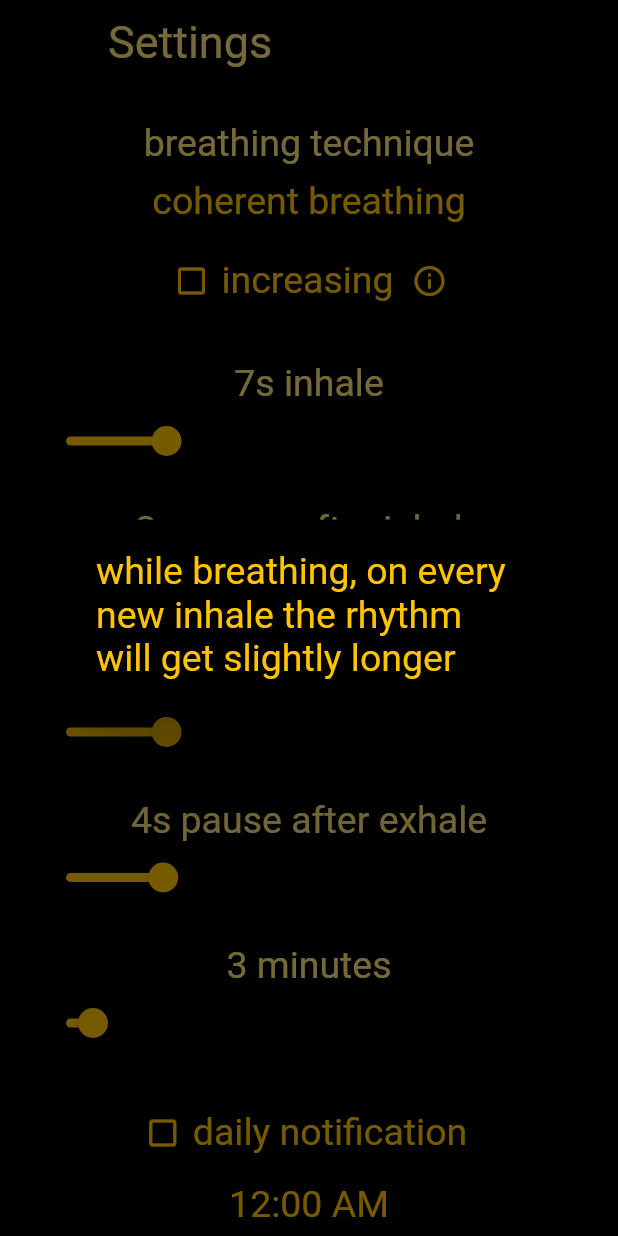
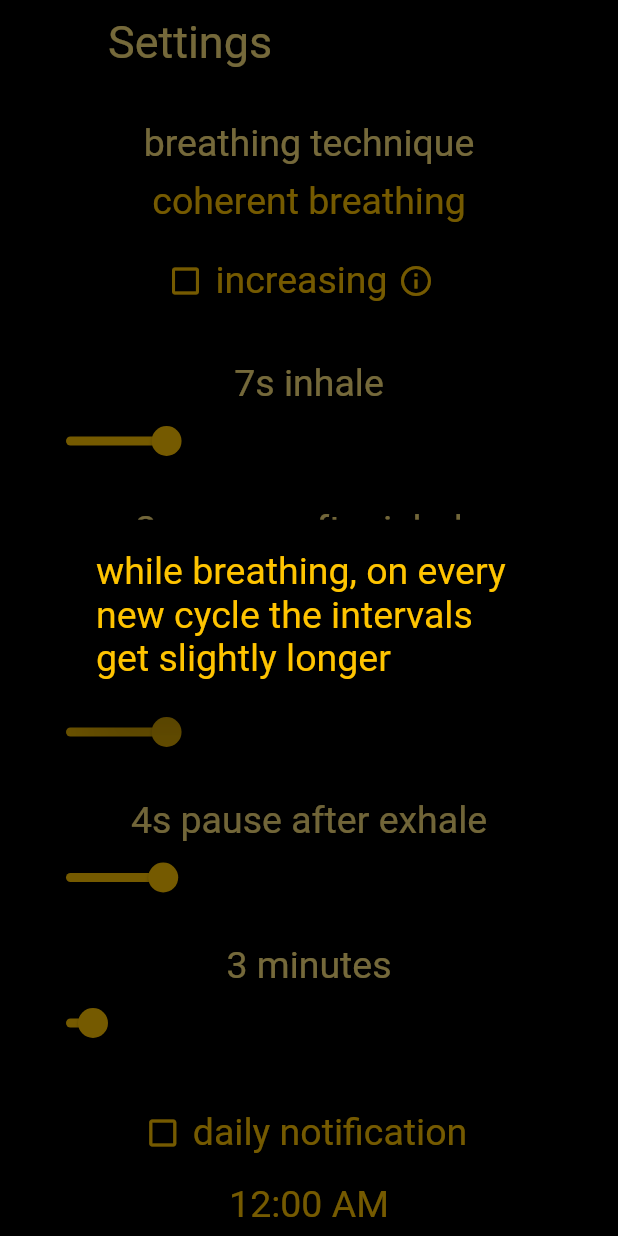
Before and after one commit to geekmiester/breathe, a Flutter app: the Settings screen opened directly, after a tap on the "info outline" icon, on a phone screen of 412 x 824 dp. Run offline on Flutter 3.47's test engine with Material 2 defaults, Android fonts, the phone set to English and light mode, and no system bars; our stand-ins replace audioplayers, flushbar, flutter_local_notifications, shared_preferences; accounts and stored records are empty.

Commit message:
improve: inhale sound, increasing intervals, optics and code

```diff
--- a/lib/breathe.dart
+++ b/lib/breathe.dart
@@ -39,6 +39,7 @@ class _Breathe extends State<BreatheState> {
           else
             circleSize = circleSize + 0.01;
         });
+
         if (circleSize >= maxCircleSize) {
           inhale = false;
           sound(pauseSound);
@@ -46,6 +47,7 @@ class _Breathe extends State<BreatheState> {
               Duration(milliseconds: (breatheInhalePause * 1000).toInt()));
           sound(exhaleSound);
         }
+
         await pause(Duration(milliseconds: (breatheInhaleTime * 10).toInt()));
       } else {
         setState(() {
@@ -58,6 +60,7 @@ class _Breathe extends State<BreatheState> {
           else
             circleSize = circleSize - 0.01;
         });
+
         if (circleSize <= minCircleSize) {
           inhale = true;
           breathCount++;
@@ -69,12 +72,14 @@ class _Breathe extends State<BreatheState> {
             sound(endSound);
             run = false;
           }
+
           if (run) {
             sound(pauseSound);
             await pause(
                 Duration(milliseconds: (breatheExhalePause * 1000).toInt()));
             sound(inhaleSound);
           }
+
           if (increasing) {
             breatheInhaleTime = breatheInhaleTime + inhaleTime * increaseFactor;
             breatheInhalePause =
--- a/lib/settings.dart
+++ b/lib/settings.dart
@@ -202,9 +202,9 @@ class _Settings extends State<SettingsState> {
                         color: increasingButtonColor),
                   ),
                   Container(
-                    width: 30,
+                    width: 38,
                     child: FlatButton(
-                      padding: EdgeInsets.only(left: 12),
+                      padding: EdgeInsets.symmetric(vertical: 8),
                       onPressed: () {
                         showDialog(
                             context: context,
@@ -212,7 +212,7 @@ class _Settings extends State<SettingsState> {
                                 backgroundColor: Colors.black,
                                 content: Container(
                                     child: Text(
-                                        'while breathing, on every new inhale the rhythm will get slightly longer',
+                                        'while breathing, on every new cycle the intervals get slightly longer',
                                         style: TextStyle(
                                             fontSize: fontSize,
                                             fontWeight: fontWeight,
--- a/lib/variables.dart
+++ b/lib/variables.dart
@@ -32,7 +32,7 @@ bool notificationEnabled = false;
 
 bool increasing = false;
 
-double increaseFactor = 0.05;
+double increaseFactor = 0.02;
 
 int breathingTechnique = 3;
 
```
Also changed, not shown: 1 other file.
